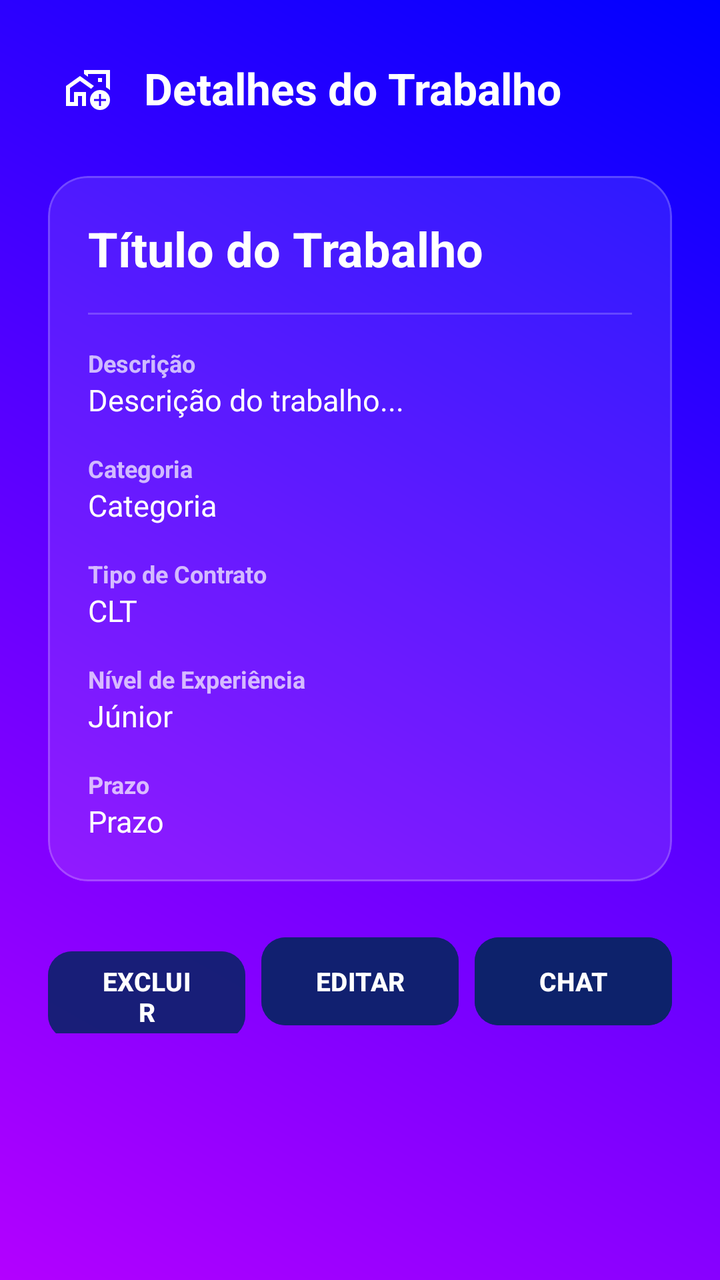
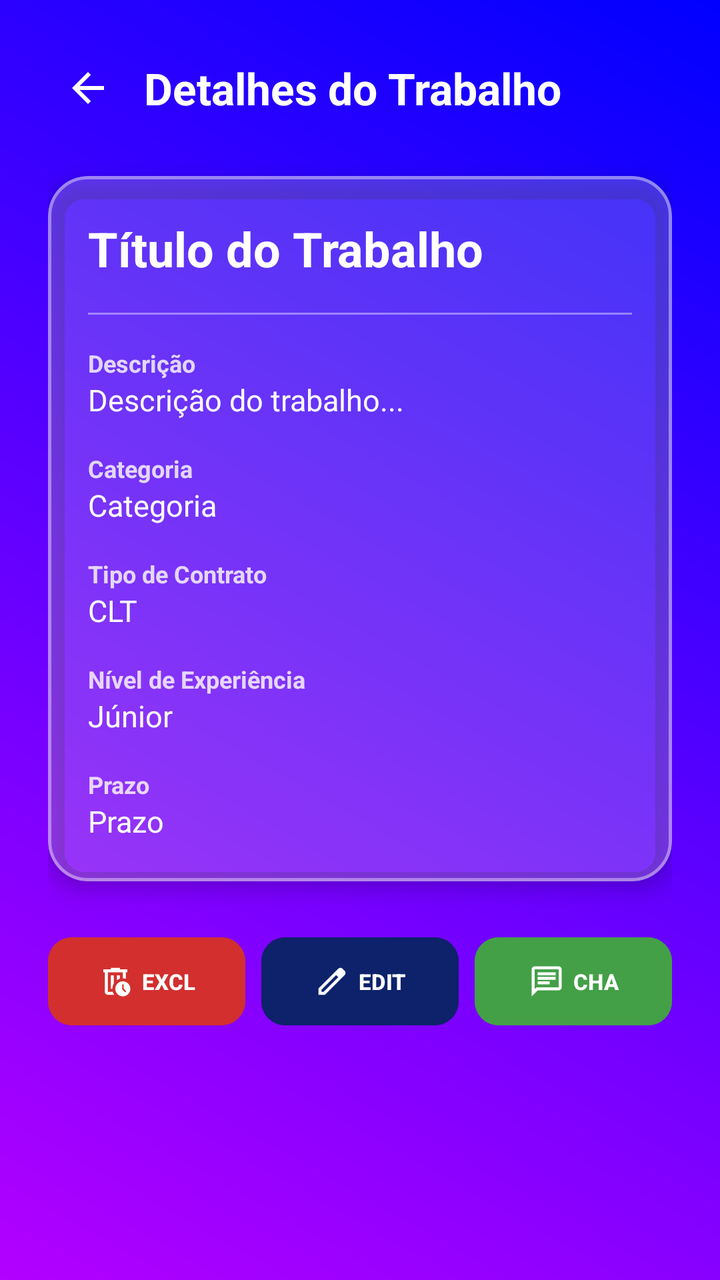

The first picture is an Android layout as it rendered before a commit; the second is the same layout after the commit. The layout source and the unified diff follow.
<!-- AndroidManifest.xml: application theme Theme.PlataformaRemota -->
<!-- res/layout/activity_main2.xml -->
<?xml version="1.0" encoding="utf-8"?>
<ScrollView xmlns:android="http://schemas.android.com/apk/res/android"
    xmlns:app="http://schemas.android.com/apk/res-auto"
    xmlns:tools="http://schemas.android.com/tools"
    android:layout_width="match_parent"
    android:layout_height="match_parent"
    android:background="@drawable/background_gradiente"
    android:fillViewport="true">

    <LinearLayout
        android:layout_width="match_parent"
        android:layout_height="wrap_content"
        android:orientation="vertical"
        android:padding="24dp">

        
        <LinearLayout
            android:layout_width="match_parent"
            android:layout_height="wrap_content"
            android:gravity="center_vertical"
            android:orientation="horizontal"
            android:layout_marginBottom="24dp">

            <ImageView
                android:id="@+id/btnVoltar"
                android:layout_width="40dp"
                android:layout_height="40dp"
                android:padding="8dp"
                android:background="?attr/selectableItemBackgroundBorderless"
                android:clickable="true"
                android:focusable="true"
                android:contentDescription="Voltar"
                android:src="@drawable/ic_work_outline"
                app:tint="@color/white" />

            <TextView
                android:layout_width="0dp"
                android:layout_height="wrap_content"
                android:layout_weight="1"
                android:layout_marginStart="8dp"
                android:text="Detalhes do Trabalho"
                android:textColor="@color/white"
                android:textSize="22sp"
                android:textStyle="bold" />
        </LinearLayout>

        
        <com.google.android.material.card.MaterialCardView
            android:layout_width="match_parent"
            android:layout_height="wrap_content"
            app:cardBackgroundColor="#1AFFFFFF"
            app:cardCornerRadius="20dp"
            app:cardElevation="0dp"
            app:strokeWidth="1dp"
            app:strokeColor="#33FFFFFF"
            android:layout_marginBottom="24dp">

            <LinearLayout
                android:layout_width="match_parent"
                android:layout_height="wrap_content"
                android:orientation="vertical"
                android:padding="20dp">

                
                <TextView
                    android:id="@+id/txtTituloDetalhe"
                    android:layout_width="match_parent"
                    android:layout_height="wrap_content"
                    android:text="Título do Trabalho"
                    android:textColor="@color/white"
                    android:textSize="24sp"
                    android:textStyle="bold"
                    android:layout_marginBottom="16dp" />

                
                <View
                    android:layout_width="match_parent"
                    android:layout_height="1dp"
                    android:background="#33FFFFFF"
                    android:layout_marginBottom="16dp" />

                
                <TextView
                    android:layout_width="wrap_content"
                    android:layout_height="wrap_content"
                    android:text="Descrição"
                    android:textColor="#B3FFFFFF"
                    android:textSize="12sp"
                    android:textStyle="bold" />

                <TextView
                    android:id="@+id/txtDescricaoDetalhe"
                    android:layout_width="match_parent"
                    android:layout_height="wrap_content"
                    android:layout_marginBottom="16dp"
                    android:text="Descrição do trabalho..."
                    android:textColor="@color/white"
                    android:textSize="15sp" />

                
                <TextView
                    android:layout_width="wrap_content"
                    android:layout_height="wrap_content"
                    android:text="Categoria"
                    android:textColor="#B3FFFFFF"
                    android:textSize="12sp"
                    android:textStyle="bold" />

                <TextView
                    android:id="@+id/txtCategoriaDetalhe"
                    android:layout_width="match_parent"
                    android:layout_height="wrap_content"
                    android:layout_marginBottom="16dp"
                    android:text="Categoria"
                    android:textColor="@color/white"
                    android:textSize="15sp" />

                
                <TextView
                    android:layout_width="wrap_content"
                    android:layout_height="wrap_content"
                    android:text="Tipo de Contrato"
                    android:textColor="#B3FFFFFF"
                    android:textSize="12sp"
                    android:textStyle="bold" />

                <TextView
                    android:id="@+id/txtTipoContratoDetalhe"
                    android:layout_width="match_parent"
                    android:layout_height="wrap_content"
                    android:layout_marginBottom="16dp"
                    android:text="CLT"
                    android:textColor="@color/white"
                    android:textSize="15sp" />

                
                <TextView
                    android:layout_width="wrap_content"
                    android:layout_height="wrap_content"
                    android:text="Nível de Experiência"
                    android:textColor="#B3FFFFFF"
                    android:textSize="12sp"
                    android:textStyle="bold" />

                <TextView
                    android:id="@+id/txtNivelDetalhe"
                    android:layout_width="match_parent"
                    android:layout_height="wrap_content"
                    android:layout_marginBottom="16dp"
                    android:text="Júnior"
                    android:textColor="@color/white"
                    android:textSize="15sp" />

                
                <TextView
                    android:layout_width="wrap_content"
                    android:layout_height="wrap_content"
                    android:text="Prazo"
                    android:textColor="#B3FFFFFF"
                    android:textSize="12sp"
                    android:textStyle="bold" />

                <TextView
                    android:id="@+id/txtPrazoDetalhe"
                    android:layout_width="match_parent"
                    android:layout_height="wrap_content"
                    android:text="Prazo"
                    android:textColor="@color/white"
                    android:textSize="15sp" />

            </LinearLayout>
        </com.google.android.material.card.MaterialCardView>

        
        <LinearLayout
            android:layout_width="match_parent"
            android:layout_height="wrap_content"
            android:orientation="horizontal"
            android:weightSum="3">

            <com.google.android.material.button.MaterialButton
                android:id="@+id/btnExcluir"
                android:layout_width="0dp"
                android:layout_height="52dp"
                android:layout_weight="1"
                android:layout_marginEnd="4dp"
                android:backgroundTint="#B30D226B"
                android:text="EXCLUIR"
                android:textColor="#FFFFFF"
                android:textSize="13sp"
                android:textStyle="bold"
                app:cornerRadius="12dp" />

            <com.google.android.material.button.MaterialButton
                android:id="@+id/btnEditar"
                android:layout_width="0dp"
                android:layout_height="52dp"
                android:layout_weight="1"
                android:layout_marginHorizontal="4dp"
                android:backgroundTint="#CC0D226B"
                android:text="EDITAR"
                android:textColor="#FFFFFF"
                android:textSize="13sp"
                android:textStyle="bold"
                app:cornerRadius="12dp" />

            <com.google.android.material.button.MaterialButton
                android:id="@+id/btnChat"
                android:layout_width="0dp"
                android:layout_height="52dp"
                android:layout_weight="1"
                android:layout_marginStart="4dp"
                android:backgroundTint="#0D226B"
                android:text="CHAT"
                android:textColor="#FFFFFF"
                android:textSize="13sp"
                android:textStyle="bold"
                app:cornerRadius="12dp" />
        </LinearLayout>

    </LinearLayout>
</ScrollView>
<!-- resources referenced by this layout -->
<resources>
  <color name="white">#FFFFFFFF</color>
  <!-- drawable background_gradiente (drawable) -->
  <?xml version="1.0" encoding="utf-8"?>
  <shape xmlns:android="http://schemas.android.com/apk/res/android">
      <gradient
          android:startColor="#B300FF"
          android:endColor="#0000FF"
          android:angle="45"/>
  </shape>
  <!-- drawable ic_work_outline (drawable) -->
  <vector xmlns:android="http://schemas.android.com/apk/res/android" android:height="24dp" android:tint="#000000" android:viewportHeight="960" android:viewportWidth="960" android:width="24dp">
        
      <path android:fillColor="@android:color/white" android:pathData="M200,760L200,560L320,560L440,560L440,760Q440,760 440,760Q440,760 440,760Q440,760 440,760Q440,760 440,760L440,760L440,560L200,560L200,760ZM680,400L680,400Q680,400 680,400Q680,400 680,400Q680,400 680,400Q680,400 680,400L680,400L680,400L680,400ZM40,840L40,440L320,240L600,440L600,440Q586,454 571.5,468.5Q557,483 543,497L543,497L320,338L120,480L120,760L200,760L200,560L440,560L440,760L440,760Q440,781 440,801Q440,821 440,840L360,840L360,640L280,640L280,840L40,840ZM920,120L920,525Q903,507 883,492.5Q863,478 840,467L840,200L480,200L480,256L400,198L400,120L920,120ZM680,360L760,360L760,280L680,280L680,360ZM720,920Q637,920 578.5,861.5Q520,803 520,720Q520,637 578.5,578.5Q637,520 720,520Q803,520 861.5,578.5Q920,637 920,720Q920,803 861.5,861.5Q803,920 720,920ZM700,840L740,840L740,740L840,740L840,700L740,700L740,600L700,600L700,700L600,700L600,740L700,740L700,840Z"/>
      
  </vector>
  <style name="Theme.PlataformaRemota" parent="Base.Theme.PlataformaRemota" />
  <style name="Base.Theme.PlataformaRemota" parent="Theme.Material3.DayNight.NoActionBar">
          
          
      </style>
</resources>

<!-- the commit's change to res/layout/activity_main2.xml (unified diff, before → after) -->
@@ -30,7 +30,7 @@
                 android:clickable="true"
                 android:focusable="true"
                 android:contentDescription="Voltar"
-                android:src="@drawable/ic_work_outline"
+                android:src="@drawable/ic_arrow_back"
                 app:tint="@color/white" />
 
             <TextView
@@ -48,12 +48,12 @@
         <com.google.android.material.card.MaterialCardView
             android:layout_width="match_parent"
             android:layout_height="wrap_content"
-            app:cardBackgroundColor="#1AFFFFFF"
+            android:layout_marginBottom="24dp"
+            app:cardBackgroundColor="#33FFFFFF"
             app:cardCornerRadius="20dp"
-            app:cardElevation="0dp"
-            app:strokeWidth="1dp"
-            app:strokeColor="#33FFFFFF"
-            android:layout_marginBottom="24dp">
+            app:cardElevation="6dp"
+            app:strokeWidth="1.5dp"
+            app:strokeColor="#66FFFFFF">
 
             <LinearLayout
                 android:layout_width="match_parent"
@@ -66,25 +66,24 @@
                     android:id="@+id/txtTituloDetalhe"
                     android:layout_width="match_parent"
                     android:layout_height="wrap_content"
+                    android:layout_marginBottom="16dp"
                     android:text="Título do Trabalho"
                     android:textColor="@color/white"
                     android:textSize="24sp"
-                    android:textStyle="bold"
-                    android:layout_marginBottom="16dp" />
-
-                
+                    android:textStyle="bold" />
+
                 <View
                     android:layout_width="match_parent"
                     android:layout_height="1dp"
-                    android:background="#33FFFFFF"
-                    android:layout_marginBottom="16dp" />
+                    android:layout_marginBottom="16dp"
+                    android:background="#66FFFFFF" />
 
                 
                 <TextView
                     android:layout_width="wrap_content"
                     android:layout_height="wrap_content"
                     android:text="Descrição"
-                    android:textColor="#B3FFFFFF"
+                    android:textColor="#CCFFFFFF"
                     android:textSize="12sp"
                     android:textStyle="bold" />
 
@@ -102,7 +101,7 @@
                     android:layout_width="wrap_content"
                     android:layout_height="wrap_content"
                     android:text="Categoria"
-                    android:textColor="#B3FFFFFF"
+                    android:textColor="#CCFFFFFF"
                     android:textSize="12sp"
                     android:textStyle="bold" />
 
@@ -120,7 +119,7 @@
                     android:layout_width="wrap_content"
                     android:layout_height="wrap_content"
                     android:text="Tipo de Contrato"
-                    android:textColor="#B3FFFFFF"
+                    android:textColor="#CCFFFFFF"
                     android:textSize="12sp"
                     android:textStyle="bold" />
 
@@ -138,7 +137,7 @@
                     android:layout_width="wrap_content"
                     android:layout_height="wrap_content"
                     android:text="Nível de Experiência"
-                    android:textColor="#B3FFFFFF"
+                    android:textColor="#CCFFFFFF"
                     android:textSize="12sp"
                     android:textStyle="bold" />
 
@@ -156,7 +155,7 @@
                     android:layout_width="wrap_content"
                     android:layout_height="wrap_content"
                     android:text="Prazo"
-                    android:textColor="#B3FFFFFF"
+                    android:textColor="#CCFFFFFF"
                     android:textSize="12sp"
                     android:textStyle="bold" />
 
@@ -167,7 +166,6 @@
                     android:text="Prazo"
                     android:textColor="@color/white"
                     android:textSize="15sp" />
-
             </LinearLayout>
         </com.google.android.material.card.MaterialCardView>
 
@@ -184,12 +182,18 @@
                 android:layout_height="52dp"
                 android:layout_weight="1"
                 android:layout_marginEnd="4dp"
-                android:backgroundTint="#B30D226B"
+                android:backgroundTint="#D32F2F"
                 android:text="EXCLUIR"
                 android:textColor="#FFFFFF"
-                android:textSize="13sp"
+                android:textSize="11sp"
                 android:textStyle="bold"
-                app:cornerRadius="12dp" />
+                android:maxLines="1"
+                app:cornerRadius="12dp"
+                app:icon="@drawable/ic_delete"
+                app:iconGravity="textStart"
+                app:iconPadding="4dp"
+                app:iconTint="#FFFFFF"
+                app:iconSize="18dp" />
 
             <com.google.android.material.button.MaterialButton
                 android:id="@+id/btnEditar"
@@ -197,12 +201,18 @@
                 android:layout_height="52dp"
                 android:layout_weight="1"
                 android:layout_marginHorizontal="4dp"
-                android:backgroundTint="#CC0D226B"
+                android:backgroundTint="#0D226B"
                 android:text="EDITAR"
                 android:textColor="#FFFFFF"
-                android:textSize="13sp"
+                android:textSize="11sp"
                 android:textStyle="bold"
-                app:cornerRadius="12dp" />
+                android:maxLines="1"
+                app:cornerRadius="12dp"
+                app:icon="@drawable/ic_edit"
+                app:iconGravity="textStart"
+                app:iconPadding="4dp"
+                app:iconTint="#FFFFFF"
+                app:iconSize="18dp" />
 
             <com.google.android.material.button.MaterialButton
                 android:id="@+id/btnChat"
@@ -210,12 +220,18 @@
                 android:layout_height="52dp"
                 android:layout_weight="1"
                 android:layout_marginStart="4dp"
-                android:backgroundTint="#0D226B"
+                android:backgroundTint="#43A047"
                 android:text="CHAT"
                 android:textColor="#FFFFFF"
-                android:textSize="13sp"
+                android:textSize="11sp"
                 android:textStyle="bold"
-                app:cornerRadius="12dp" />
+                android:maxLines="1"
+                app:cornerRadius="12dp"
+                app:icon="@drawable/ic_chat"
+                app:iconGravity="textStart"
+                app:iconPadding="4dp"
+                app:iconTint="#FFFFFF"
+                app:iconSize="18dp" />
         </LinearLayout>
 
     </LinearLayout>
<!-- resource entries referenced after the edit -->
@@ -9,10 +9,28 @@
           android:endColor="#0000FF"
           android:angle="45"/>
   </shape>
-  <!-- drawable ic_work_outline (drawable) -->
+  <!-- drawable ic_arrow_back (drawable) -->
+  <vector xmlns:android="http://schemas.android.com/apk/res/android" android:autoMirrored="true" android:height="24dp" android:tint="#000000" android:viewportHeight="960" android:viewportWidth="960" android:width="24dp">
+        
+      <path android:fillColor="@android:color/white" android:pathData="M313,520L537,744L480,800L160,480L480,160L537,216L313,440L800,440L800,520L313,520Z"/>
+      
+  </vector>
+  <!-- drawable ic_chat (drawable) -->
+  <vector xmlns:android="http://schemas.android.com/apk/res/android" android:autoMirrored="true" android:height="24dp" android:tint="#000000" android:viewportHeight="960" android:viewportWidth="960" android:width="24dp">
+        
+      <path android:fillColor="@android:color/white" android:pathData="M240,560L560,560L560,480L240,480L240,560ZM240,440L720,440L720,360L240,360L240,440ZM240,320L720,320L720,240L240,240L240,320ZM80,880L80,160Q80,127 103.5,103.5Q127,80 160,80L800,80Q833,80 856.5,103.5Q880,127 880,160L880,640Q880,673 856.5,696.5Q833,720 800,720L240,720L80,880ZM206,640L800,640Q800,640 800,640Q800,640 800,640L800,160Q800,160 800,160Q800,160 800,160L160,160Q160,160 160,160Q160,160 160,160L160,685L206,640ZM160,640L160,640L160,160Q160,160 160,160Q160,160 160,160L160,160Q160,160 160,160Q160,160 160,160L160,640Q160,640 160,640Q160,640 160,640Z"/>
+      
+  </vector>
+  <!-- drawable ic_delete (drawable) -->
   <vector xmlns:android="http://schemas.android.com/apk/res/android" android:height="24dp" android:tint="#000000" android:viewportHeight="960" android:viewportWidth="960" android:width="24dp">
         
-      <path android:fillColor="@android:color/white" android:pathData="M200,760L200,560L320,560L440,560L440,760Q440,760 440,760Q440,760 440,760Q440,760 440,760Q440,760 440,760L440,760L440,560L200,560L200,760ZM680,400L680,400Q680,400 680,400Q680,400 680,400Q680,400 680,400Q680,400 680,400L680,400L680,400L680,400ZM40,840L40,440L320,240L600,440L600,440Q586,454 571.5,468.5Q557,483 543,497L543,497L320,338L120,480L120,760L200,760L200,560L440,560L440,760L440,760Q440,781 440,801Q440,821 440,840L360,840L360,640L280,640L280,840L40,840ZM920,120L920,525Q903,507 883,492.5Q863,478 840,467L840,200L480,200L480,256L400,198L400,120L920,120ZM680,360L760,360L760,280L680,280L680,360ZM720,920Q637,920 578.5,861.5Q520,803 520,720Q520,637 578.5,578.5Q637,520 720,520Q803,520 861.5,578.5Q920,637 920,720Q920,803 861.5,861.5Q803,920 720,920ZM700,840L740,840L740,740L840,740L840,700L740,700L740,600L700,600L700,700L600,700L600,740L700,740L700,840Z"/>
+      <path android:fillColor="@android:color/white" android:pathData="M280,240L280,240L280,400Q280,400 280,481.5Q280,563 280,680Q280,701 280,721Q280,741 280,760L280,760Q280,760 280,760Q280,760 280,760L280,240ZM450,840L280,840Q247,840 223.5,816.5Q200,793 200,760L200,240L160,240L160,160L360,160L360,120L600,120L600,160L800,160L800,240L760,240L760,412Q743,407 720.5,403.5Q698,400 680,400L680,240L280,240L280,760Q280,760 280,760Q280,760 280,760L412,760Q418,781 428,801.5Q438,822 450,840ZM360,680L400,680Q400,617 420,576.5Q440,536 440,536L440,320L360,320L360,680ZM520,450Q537,439 558.5,428Q580,417 600,412L600,320L520,320L520,450ZM538.5,821.5Q480,763 480,680Q480,597 538.5,538.5Q597,480 680,480Q763,480 821.5,538.5Q880,597 880,680Q880,763 821.5,821.5Q763,880 680,880Q597,880 538.5,821.5ZM746,774L774,746L700,672L700,560L660,560L660,688L746,774Z"/>
+      
+  </vector>
+  <!-- drawable ic_edit (drawable) -->
+  <vector xmlns:android="http://schemas.android.com/apk/res/android" android:height="24dp" android:tint="#000000" android:viewportHeight="960" android:viewportWidth="960" android:width="24dp">
+        
+      <path android:fillColor="@android:color/white" android:pathData="M200,760L257,760L648,369L591,312L200,703L200,760ZM120,840L120,670L648,143Q660,132 674.5,126Q689,120 705,120Q721,120 736,126Q751,132 762,144L817,200Q829,211 834.5,226Q840,241 840,256Q840,272 834.5,286.5Q829,301 817,313L290,840L120,840ZM760,256L760,256L704,200L704,200L760,256ZM619,341L591,312L591,312L648,369L648,369L619,341Z"/>
       
   </vector>
   <style name="Theme.PlataformaRemota" parent="Base.Theme.PlataformaRemota" />
